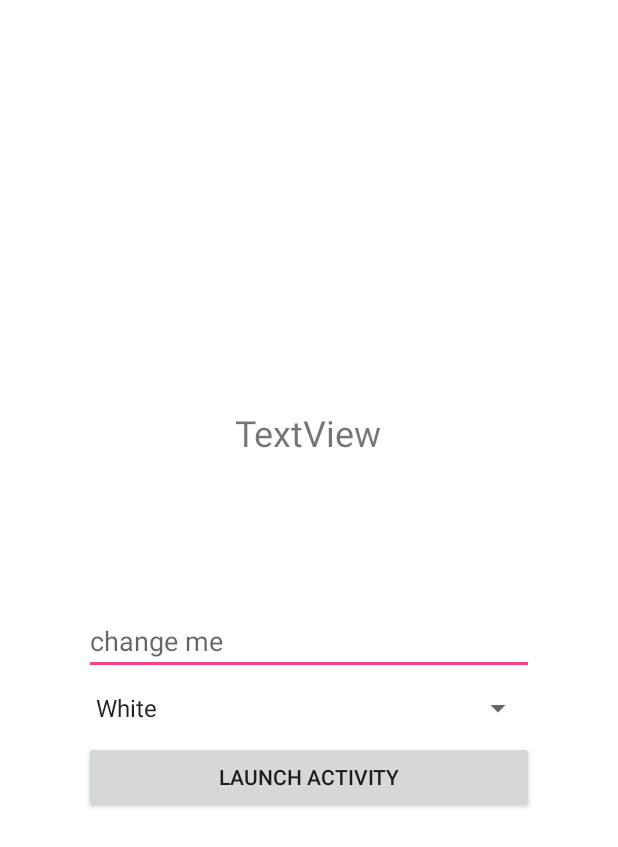
After one commit to SkySpiral7/Dashboard, an Android app: the FakeActivity screen opened directly, with no data from a screen before it, on a phone screen of 412 x 824 dp. The commit adds this screen. Shown: the top 847 px of the screen. Run offline under Robolectric (Android 15) with nearby library versions, the phone set to English and light mode, and no system bars.

```diff
--- a/app/src/main/AndroidManifest.xml
+++ b/app/src/main/AndroidManifest.xml
@@ -33,6 +33,8 @@
                 android:name="android.support.PARENT_ACTIVITY"
                 android:value="com.example.e449ps.stormy.activity.MainActivity" />
         </activity>
+        <activity android:name=".activity.FakeActivity" />
+        <activity android:name=".activity.OtherActivity"></activity>
     </application>
 
 </manifest>
--- /dev/null
+++ b/app/src/main/java/com/example/e449ps/stormy/activity/FakeActivity.java
@@ -0,0 +1,89 @@
+package com.example.e449ps.stormy.activity;
+
+import android.content.Intent;
+import android.graphics.Color;
+import android.os.Bundle;
+import android.view.KeyEvent;
+import android.view.View;
+import android.view.inputmethod.EditorInfo;
+import android.widget.AdapterView;
+import android.widget.ArrayAdapter;
+import android.widget.Button;
+import android.widget.EditText;
+import android.widget.LinearLayout;
+import android.widget.Spinner;
+import android.widget.TextView;
+
+import com.example.e449ps.stormy.R;
+
+import androidx.appcompat.app.AppCompatActivity;
+
+public class FakeActivity extends AppCompatActivity {
+    LinearLayout linearLayout;
+    EditText editText;
+    TextView textView;
+    Spinner colorSpinner;
+    Button launchActivityButton;
+
+    @Override
+    protected void onCreate(Bundle savedInstanceState) {
+        super.onCreate(savedInstanceState);
+        setContentView(R.layout.activity_fake);
+
+        // Initialize Views
+        textView = findViewById(R.id.textView);
+        editText = findViewById(R.id.editText);
+        launchActivityButton = findViewById(R.id.launchActivityButton);
+        linearLayout = findViewById(R.id.linearLayout);
+        colorSpinner = findViewById(R.id.colorSpinner);
+
+        // Setup Spinner
+        ArrayAdapter<CharSequence> adapter = ArrayAdapter.createFromResource(this,
+                R.array.colors_array, android.R.layout.simple_spinner_item);
+        adapter.setDropDownViewResource(android.R.layout.simple_spinner_dropdown_item);
+        colorSpinner.setAdapter(adapter);
+
+        editText.setOnEditorActionListener(new TextView.OnEditorActionListener() {
+            @Override
+            public boolean onEditorAction(TextView tv, int actionId, KeyEvent event) {
+                if (actionId == EditorInfo.IME_ACTION_DONE) {
+                    String text = tv.getText().toString();
+                    textView.setText(text);
+                }
+                return false;
+            }
+        });
+
+        colorSpinner.setOnItemSelectedListener(new AdapterView.OnItemSelectedListener() {
+            @Override
+            public void onItemSelected(AdapterView<?> parent, View view, int index, long id) {
+                switch (index) {
+                    case 0:
+                        linearLayout.setBackgroundColor(Color.WHITE);
+                        break;
+                    case 1:
+                        linearLayout.setBackgroundColor(Color.MAGENTA);
+                        break;
+                    case 2:
+                        linearLayout.setBackgroundColor(Color.GREEN);
+                        break;
+                    case 3:
+                        linearLayout.setBackgroundColor(Color.CYAN);
+                        break;
+                }
+            }
+
+            @Override
+            public void onNothingSelected(AdapterView<?> parent) {
+            }
+        });
+
+        launchActivityButton.setOnClickListener(new View.OnClickListener() {
+            @Override
+            public void onClick(View v) {
+                Intent intent = new Intent(FakeActivity.this, OtherActivity.class);
+                startActivity(intent);
+            }
+        });
+    }
+}
--- /dev/null
+++ b/app/src/main/res/layout/activity_fake.xml
@@ -0,0 +1,49 @@
+<?xml version="1.0" encoding="utf-8"?>
+<LinearLayout
+    xmlns:android="http://schemas.android.com/apk/res/android"
+    xmlns:tools="http://schemas.android.com/tools"
+    android:layout_width="match_parent"
+    android:layout_height="match_parent"
+    android:paddingBottom="16dp"
+    android:paddingLeft="16dp"
+    android:paddingRight="16dp"
+    android:paddingTop="16dp"
+    android:orientation="vertical"
+    tools:context=".activity.FakeActivity"
+    android:id="@+id/linearLayout"
+    android:gravity="center">
+
+    <TextView
+        android:layout_width="wrap_content"
+        android:layout_height="wrap_content"
+        android:text="TextView"
+        android:layout_marginBottom="100dp"
+        android:textSize="24sp"
+        android:id="@+id/textView"
+        android:layout_gravity="center_horizontal"/>
+
+    <EditText
+        android:layout_width="300dp"
+        android:layout_height="wrap_content"
+        android:hint="change me"
+        android:imeOptions="actionDone"
+        android:singleLine="true"
+        android:layout_marginBottom="10dp"
+        android:id="@+id/editText"/>
+
+    <Spinner
+        android:layout_width="300dp"
+        android:layout_height="wrap_content"
+        android:text="Change Background Color"
+        android:layout_marginBottom="10dp"
+        android:id="@+id/colorSpinner"/>
+
+    <Button
+        android:layout_width="300dp"
+        android:layout_height="wrap_content"
+        android:text="Launch Activity"
+        android:layout_marginBottom="10dp"
+        android:id="@+id/launchActivityButton"
+        android:layout_gravity="center_horizontal"/>
+
+</LinearLayout>
--- a/app/src/main/res/values/strings.xml
+++ b/app/src/main/res/values/strings.xml
@@ -8,4 +8,11 @@
     <string name="title_activity_hourly_forecast">HourlyForecastActivity</string>
     <string name="title_location_permission">Location Required</string>
     <string name="text_location_permission">I need your GPS to get the weather.</string>
+
+    <string-array name="colors_array">
+        <item>White</item>
+        <item>Magenta</item>
+        <item>Green</item>
+        <item>Cyan</item>
+    </string-array>
 </resources>
```
Also changed, not shown: app/build.gradle (+17 -1 lines), app/src/main/java/com/example/e449ps/stormy/activity/OtherActivity.java (added, +16 -0 lines), app/src/main/res/layout/activity_other.xml (added, +14 -0 lines), 4 other files.
